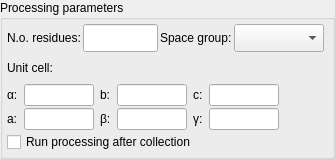
This is Bricks/widgets/ui_files/Qt4_processing_widget_vertical_layout.ui in mxcube/mxcubeqt as Qt 5 draws it before an edit. The edited form follows.
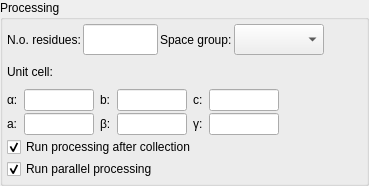
This is the edited form.

What changed in the file:
```diff
--- a/Bricks/widgets/ui_files/Qt4_processing_widget_vertical_layout.ui
+++ b/Bricks/widgets/ui_files/Qt4_processing_widget_vertical_layout.ui
@@ -6,8 +6,8 @@
    <rect>
     <x>0</x>
     <y>0</y>
-    <width>335</width>
-    <height>159</height>
+    <width>369</width>
+    <height>186</height>
    </rect>
   </property>
   <property name="sizePolicy">
@@ -29,7 +29,7 @@
    <item>
     <widget class="QGroupBox" name="main_groupbox">
      <property name="title">
-      <string>Processing parameters</string>
+      <string>Processing</string>
      </property>
      <layout class="QHBoxLayout" name="horizontalLayout">
       <property name="spacing">
@@ -392,6 +392,25 @@
          <widget class="QCheckBox" name="run_processing_cbox">
           <property name="text">
            <string>Run processing after collection</string>
+          </property>
+          <property name="checked">
+           <bool>true</bool>
+          </property>
+          <property name="tristate">
+           <bool>false</bool>
+          </property>
+         </widget>
+        </item>
+        <item>
+         <widget class="QCheckBox" name="run_processing_parallel_cbox">
+          <property name="enabled">
+           <bool>true</bool>
+          </property>
+          <property name="text">
+           <string>Run parallel processing</string>
+          </property>
+          <property name="checked">
+           <bool>true</bool>
           </property>
          </widget>
         </item>
```
Left out of the diff: 2 changed lines with no effect on the pictures.
